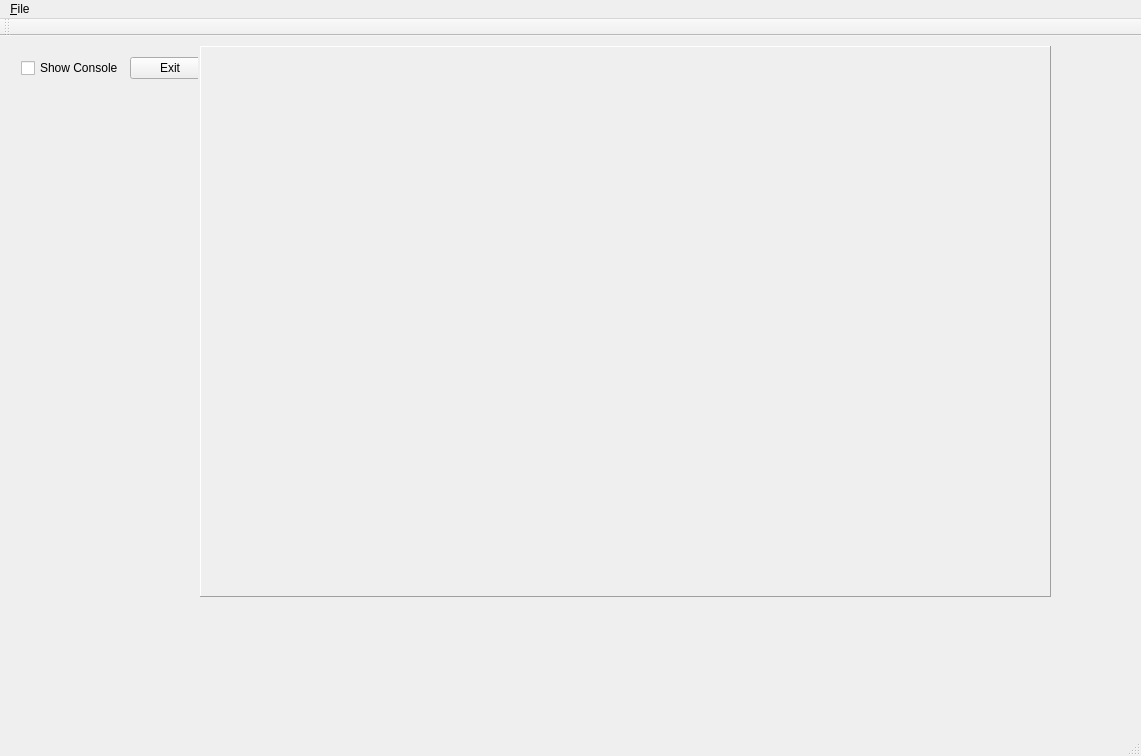
Qt form Code/Sandbox/Editor/gamewindow.ui (fromasmtodisasm/BlackBox) before a commit.
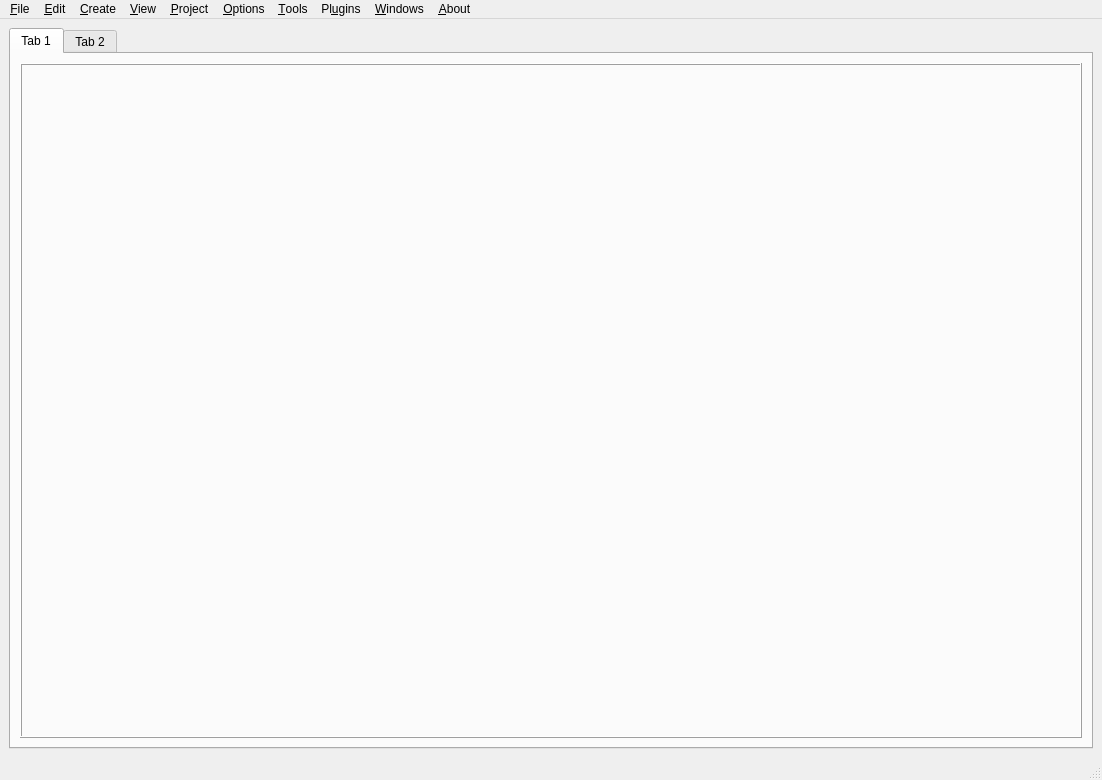
The same form after that commit. Icons and pictures are not drawn.

Patch:
```diff
--- a/Code/Sandbox/Editor/gamewindow.ui
+++ b/Code/Sandbox/Editor/gamewindow.ui
@@ -6,10 +6,16 @@
    <rect>
     <x>0</x>
     <y>0</y>
-    <width>1141</width>
-    <height>756</height>
+    <width>1102</width>
+    <height>780</height>
    </rect>
   </property>
+  <property name="sizePolicy">
+   <sizepolicy hsizetype="Fixed" vsizetype="Fixed">
+    <horstretch>0</horstretch>
+    <verstretch>0</verstretch>
+   </sizepolicy>
+  </property>
   <property name="windowTitle">
    <string>GameWindow</string>
   </property>
@@ -17,108 +23,66 @@
    <iconset>
     <normaloff>../../../Data/images/icon.ico</normaloff>../../../Data/images/icon.ico</iconset>
   </property>
-  <widget class="QWidget" name="centralWidget">
-   <property name="sizePolicy">
-    <sizepolicy hsizetype="Expanding" vsizetype="Expanding">
-     <horstretch>0</horstretch>
-     <verstretch>0</verstretch>
-    </sizepolicy>
-   </property>
-   <property name="maximumSize">
-    <size>
-     <width>1060</width>
-     <height>570</height>
-    </size>
-   </property>
-   <widget class="QWidget" name="formLayoutWidget">
-    <property name="geometry">
-     <rect>
-      <x>10</x>
-      <y>10</y>
-      <width>188</width>
-      <height>551</height>
-     </rect>
-    </property>
-    <layout class="QFormLayout" name="formLayout">
-     <property name="sizeConstraint">
-      <enum>QLayout::SetMaximumSize</enum>
-     </property>
-     <property name="fieldGrowthPolicy">
-      <enum>QFormLayout::ExpandingFieldsGrow</enum>
-     </property>
-     <property name="rowWrapPolicy">
-      <enum>QFormLayout::WrapLongRows</enum>
-     </property>
-     <item row="0" column="0">
-      <layout class="QHBoxLayout" name="horizontalLayout">
-       <item>
-        <widget class="QCheckBox" name="checkBox">
-         <property name="sizePolicy">
-          <sizepolicy hsizetype="Minimum" vsizetype="Minimum">
-           <horstretch>0</horstretch>
-           <verstretch>0</verstretch>
-          </sizepolicy>
-         </property>
-         <property name="text">
-          <string>Show Console</string>
-         </property>
-        </widget>
-       </item>
-       <item>
-        <widget class="QPushButton" name="pushButton_2">
-         <property name="sizePolicy">
-          <sizepolicy hsizetype="Minimum" vsizetype="Minimum">
-           <horstretch>0</horstretch>
-           <verstretch>0</verstretch>
-          </sizepolicy>
-         </property>
-         <property name="text">
-          <string>Exit</string>
-         </property>
-        </widget>
-       </item>
-      </layout>
-     </item>
-    </layout>
-   </widget>
-   <widget class="QFrame" name="frame">
-    <property name="geometry">
-     <rect>
-      <x>200</x>
-      <y>10</y>
-      <width>851</width>
-      <height>551</height>
-     </rect>
-    </property>
-    <property name="sizePolicy">
-     <sizepolicy hsizetype="Maximum" vsizetype="Ignored">
-      <horstretch>0</horstretch>
-      <verstretch>0</verstretch>
-     </sizepolicy>
-    </property>
-    <property name="maximumSize">
-     <size>
-      <width>851</width>
-      <height>551</height>
-     </size>
-    </property>
-    <property name="cursor">
-     <cursorShape>CrossCursor</cursorShape>
-    </property>
-    <property name="frameShape">
-     <enum>QFrame::Panel</enum>
-    </property>
-    <property name="frameShadow">
-     <enum>QFrame::Raised</enum>
-    </property>
-   </widget>
+  <widget class="QWidget" name="centralwidget">
+   <layout class="QHBoxLayout" name="horizontalLayout">
+    <item>
+     <widget class="QTabWidget" name="tabWidget">
+      <property name="currentIndex">
+       <number>0</number>
+      </property>
+      <widget class="QWidget" name="tab">
+       <property name="font">
+        <font>
+         <family>Source Sans Pro</family>
+         <pointsize>11</pointsize>
+        </font>
+       </property>
+       <property name="cursor">
+        <cursorShape>ArrowCursor</cursorShape>
+       </property>
+       <attribute name="title">
+        <string>Tab 1</string>
+       </attribute>
+       <layout class="QGridLayout" name="gridLayout">
+        <item row="0" column="0">
+         <widget class="QFrame" name="MainFrame">
+          <property name="sizePolicy">
+           <sizepolicy hsizetype="Preferred" vsizetype="Preferred">
+            <horstretch>0</horstretch>
+            <verstretch>0</verstretch>
+           </sizepolicy>
+          </property>
+          <property name="minimumSize">
+           <size>
+            <width>800</width>
+            <height>600</height>
+           </size>
+          </property>
+          <property name="frameShape">
+           <enum>QFrame::Box</enum>
+          </property>
+          <property name="frameShadow">
+           <enum>QFrame::Raised</enum>
+          </property>
+         </widget>
+        </item>
+       </layout>
+      </widget>
+      <widget class="QWidget" name="tab_2">
+       <attribute name="title">
+        <string>Tab 2</string>
+       </attribute>
+      </widget>
+     </widget>
+    </item>
+   </layout>
   </widget>
   <widget class="QMenuBar" name="menuBar">
    <property name="geometry">
     <rect>
      <x>0</x>
      <y>0</y>
-     <width>1141</width>
+     <width>1102</width>
      <height>20</height>
     </rect>
    </property>
@@ -127,21 +91,69 @@
      <string>&amp;File</string>
     </property>
     <addaction name="separator"/>
-    <addaction name="action_Open"/>
-    <addaction name="actionQuit"/>
+    <addaction name="action_Quit"/>
+   </widget>
+   <widget class="QMenu" name="menu_Edit">
+    <property name="title">
+     <string>&amp;Edit</string>
+    </property>
+   </widget>
+   <widget class="QMenu" name="menu_Project">
+    <property name="title">
+     <string>&amp;Project</string>
+    </property>
+   </widget>
+   <widget class="QMenu" name="menu_View">
+    <property name="title">
+     <string>&amp;View</string>
+    </property>
+   </widget>
+   <widget class="QMenu" name="menu_Tools">
+    <property name="title">
+     <string>&amp;Tools</string>
+    </property>
+   </widget>
+   <widget class="QMenu" name="menu_About">
+    <property name="title">
+     <string>&amp;About</string>
+    </property>
+   </widget>
+   <widget class="QMenu" name="menuPl_ugins">
+    <property name="title">
+     <string>Pl&amp;ugins</string>
+    </property>
+   </widget>
+   <widget class="QMenu" name="menu_Options">
+    <property name="title">
+     <string>&amp;Options</string>
+    </property>
+   </widget>
+   <widget class="QMenu" name="menu_Create">
+    <property name="title">
+     <string>&amp;Create</string>
+    </property>
+    <addaction name="action_Object"/>
+    <addaction name="action_Script"/>
+   </widget>
+   <widget class="QMenu" name="menu_Windows">
+    <property name="title">
+     <string>&amp;Windows</string>
+    </property>
+    <addaction name="action_Model_Viewer"/>
    </widget>
    <addaction name="menu_File"/>
+   <addaction name="menu_Edit"/>
+   <addaction name="menu_Create"/>
+   <addaction name="menu_View"/>
+   <addaction name="menu_Project"/>
+   <addaction name="menu_Options"/>
+   <addaction name="menu_Tools"/>
+   <addaction name="menuPl_ugins"/>
+   <addaction name="menu_Windows"/>
+   <addaction name="menu_About"/>
   </widget>
-  <widget class="QToolBar" name="mainToolBar">
-   <attribute name="toolBarArea">
-    <enum>TopToolBarArea</enum>
-   </attribute>
-   <attribute name="toolBarBreak">
-    <bool>false</bool>
-   </attribute>
-  </widget>
-  <widget class="QStatusBar" name="statusBar"/>
-  <action name="action_Open">
+  <widget class="QStatusBar" name="statusbar"/>
+  <action name="action_Create">
    <property name="text">
     <string>&amp;Open</string>
    </property>
@@ -152,7 +164,6 @@
    </property>
   </action>
  </widget>
- <layoutdefault spacing="6" margin="11"/>
  <resources/>
  <connections/>
 </ui>
```
Left out of the diff: 53 changed lines with no effect on the pictures.
